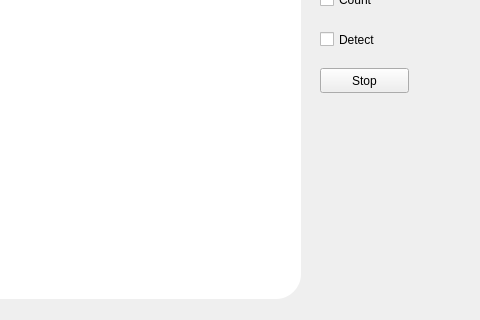
This is Engine/EngineGUI/ui/mainwindow.ui in lacie-life/FruitCountingEngine as Qt 5 draws it before an edit; both pictures show x 320 to 800 and y 189 to 509 of the 800 by 600 pixel window. The edited form follows.
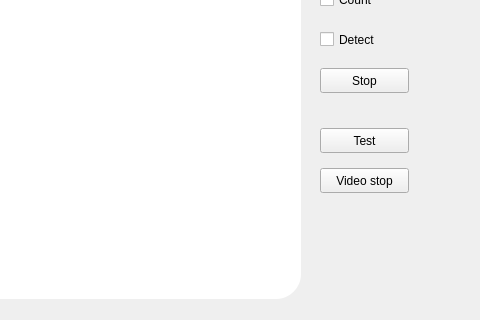
This is the edited form.

What changed in the file:
```diff
--- a/Engine/EngineGUI/ui/mainwindow.ui
+++ b/Engine/EngineGUI/ui/mainwindow.ui
@@ -82,6 +82,32 @@
      <string>Stop</string>
     </property>
    </widget>
+   <widget class="QPushButton" name="videoTestButton">
+    <property name="geometry">
+     <rect>
+      <x>640</x>
+      <y>300</y>
+      <width>89</width>
+      <height>25</height>
+     </rect>
+    </property>
+    <property name="text">
+     <string>Test</string>
+    </property>
+   </widget>
+   <widget class="QPushButton" name="stopVideoTest">
+    <property name="geometry">
+     <rect>
+      <x>640</x>
+      <y>340</y>
+      <width>89</width>
+      <height>25</height>
+     </rect>
+    </property>
+    <property name="text">
+     <string>Video stop</string>
+    </property>
+   </widget>
   </widget>
   <widget class="QMenuBar" name="menuBar">
    <property name="geometry">
```
